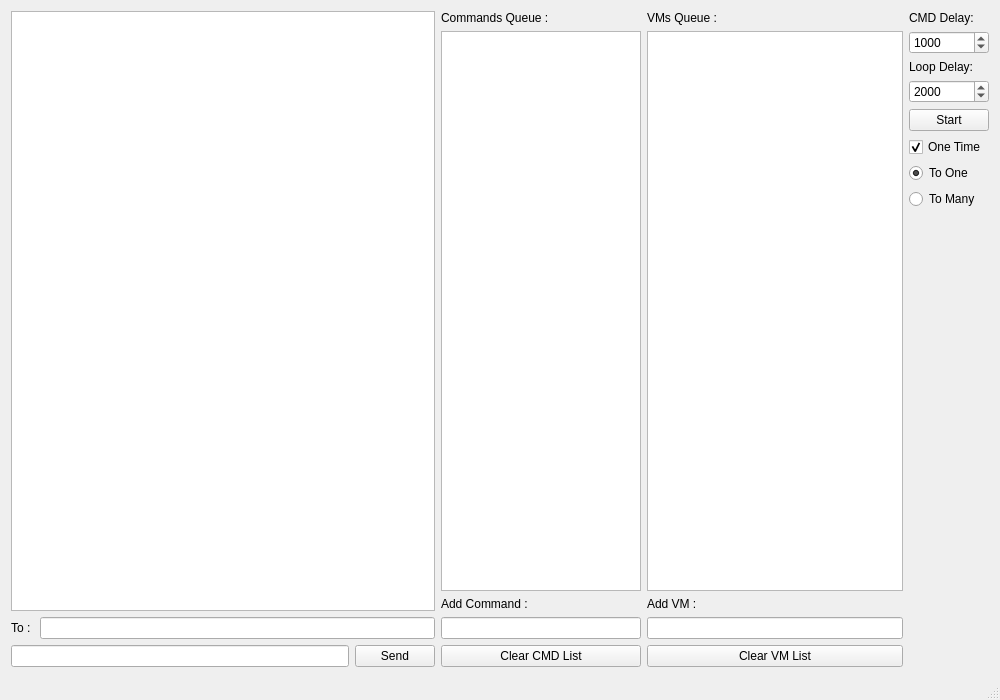
Old version of the form src/mainwindow.ui in the repository fffaraz/Archipel-xmpp-Bug-Reproducer.
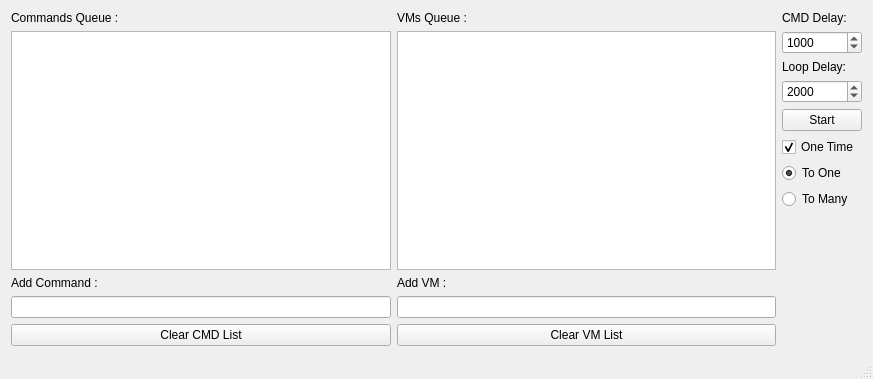
New version of the form.

Commit message: add Send IQ feature

```diff
--- a/src/mainwindow.ui
+++ b/src/mainwindow.ui
@@ -6,8 +6,8 @@
    <rect>
     <x>0</x>
     <y>0</y>
-    <width>1000</width>
-    <height>700</height>
+    <width>873</width>
+    <height>379</height>
    </rect>
   </property>
   <property name="windowTitle">
@@ -16,45 +16,6 @@
   <widget class="QWidget" name="centralWidget">
    <layout class="QGridLayout" name="gridLayout">
     <item row="0" column="0">
-     <layout class="QVBoxLayout" name="verticalLayout_4">
-      <item>
-       <widget class="QTextEdit" name="txtChat">
-        <property name="readOnly">
-         <bool>true</bool>
-        </property>
-       </widget>
-      </item>
-      <item>
-       <layout class="QHBoxLayout" name="horizontalLayout">
-        <item>
-         <widget class="QLabel" name="label">
-          <property name="text">
-           <string>To : </string>
-          </property>
-         </widget>
-        </item>
-        <item>
-         <widget class="QLineEdit" name="txtTarget"/>
-        </item>
-       </layout>
-      </item>
-      <item>
-       <layout class="QHBoxLayout" name="horizontalLayout_2">
-        <item>
-         <widget class="QLineEdit" name="txtInput"/>
-        </item>
-        <item>
-         <widget class="QPushButton" name="btnSend">
-          <property name="text">
-           <string>Send</string>
-          </property>
-         </widget>
-        </item>
-       </layout>
-      </item>
-     </layout>
-    </item>
-    <item row="0" column="1">
      <layout class="QHBoxLayout" name="horizontalLayout_3">
       <item>
        <layout class="QVBoxLayout" name="verticalLayout_2">
@@ -62,7 +23,7 @@
          <widget class="QLabel" name="label_4">
           <property name="maximumSize">
            <size>
-            <width>200</width>
+            <width>16777215</width>
             <height>16777215</height>
            </size>
           </property>
@@ -75,7 +36,7 @@
          <widget class="QListWidget" name="lstCMD">
           <property name="maximumSize">
            <size>
-            <width>200</width>
+            <width>16777215</width>
             <height>16777215</height>
            </size>
           </property>
@@ -85,7 +46,7 @@
          <widget class="QLabel" name="label_3">
           <property name="maximumSize">
            <size>
-            <width>200</width>
+            <width>16777215</width>
             <height>16777215</height>
            </size>
           </property>
@@ -98,7 +59,7 @@
          <widget class="QLineEdit" name="txtAddCMD">
           <property name="maximumSize">
            <size>
-            <width>200</width>
+            <width>16777215</width>
             <height>16777215</height>
            </size>
           </property>
@@ -108,7 +69,7 @@
          <widget class="QPushButton" name="btnClear">
           <property name="maximumSize">
            <size>
-            <width>200</width>
+            <width>16777215</width>
             <height>16777215</height>
            </size>
           </property>
@@ -125,7 +86,7 @@
          <widget class="QLabel" name="label_5">
           <property name="maximumSize">
            <size>
-            <width>300</width>
+            <width>16777215</width>
             <height>16777215</height>
            </size>
           </property>
@@ -138,7 +99,7 @@
          <widget class="QListWidget" name="lstVM">
           <property name="maximumSize">
            <size>
-            <width>300</width>
+            <width>16777215</width>
             <height>16777215</height>
            </size>
           </property>
@@ -148,7 +109,7 @@
          <widget class="QLabel" name="label_6">
           <property name="maximumSize">
            <size>
-            <width>300</width>
+            <width>16777215</width>
             <height>16777215</height>
            </size>
           </property>
@@ -161,7 +122,7 @@
          <widget class="QLineEdit" name="txtAddVM">
           <property name="maximumSize">
            <size>
-            <width>300</width>
+            <width>16777215</width>
             <height>16777215</height>
            </size>
           </property>
@@ -171,7 +132,7 @@
          <widget class="QPushButton" name="btnClearVM">
           <property name="maximumSize">
            <size>
-            <width>300</width>
+            <width>16777215</width>
             <height>16777215</height>
            </size>
           </property>
@@ -184,7 +145,7 @@
       </item>
      </layout>
     </item>
-    <item row="0" column="2">
+    <item row="0" column="1">
      <layout class="QVBoxLayout" name="verticalLayout">
       <item>
        <widget class="QLabel" name="label_2">
```
Left out of the diff: 2 changed lines with no effect on the pictures. The commit also changes 12 other files.
